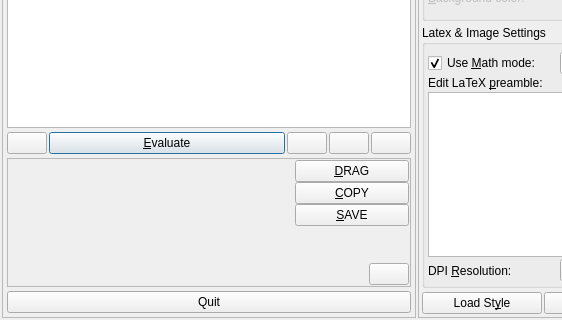
Above: src/klfmainwin.ui from CryFeiFei/klatexformula before the change; both pictures show x 0 to 562 and y 89 to 409 of the 833 by 409 pixel window. Below: the same form after it.
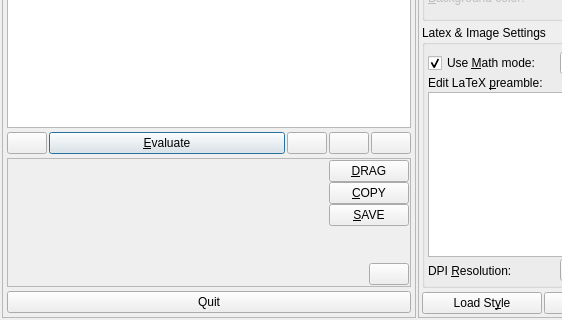
That is the form after the change. Icons and pictures are not drawn. Custom widgets are drawn as their Qt base class.

```diff
--- a/src/klfmainwin.ui
+++ b/src/klfmainwin.ui
@@ -245,7 +245,7 @@
         <property name="frameShadow">
          <enum>QFrame::Sunken</enum>
         </property>
-        <layout class="QGridLayout" name="lyt_frmOutput">
+        <layout class="QGridLayout" name="lyt_frmOutput" columnstretch="1,0">
          <property name="horizontalSpacing">
           <number>6</number>
          </property>
```
Left out of the diff: 2 changed lines with no effect on the pictures.
